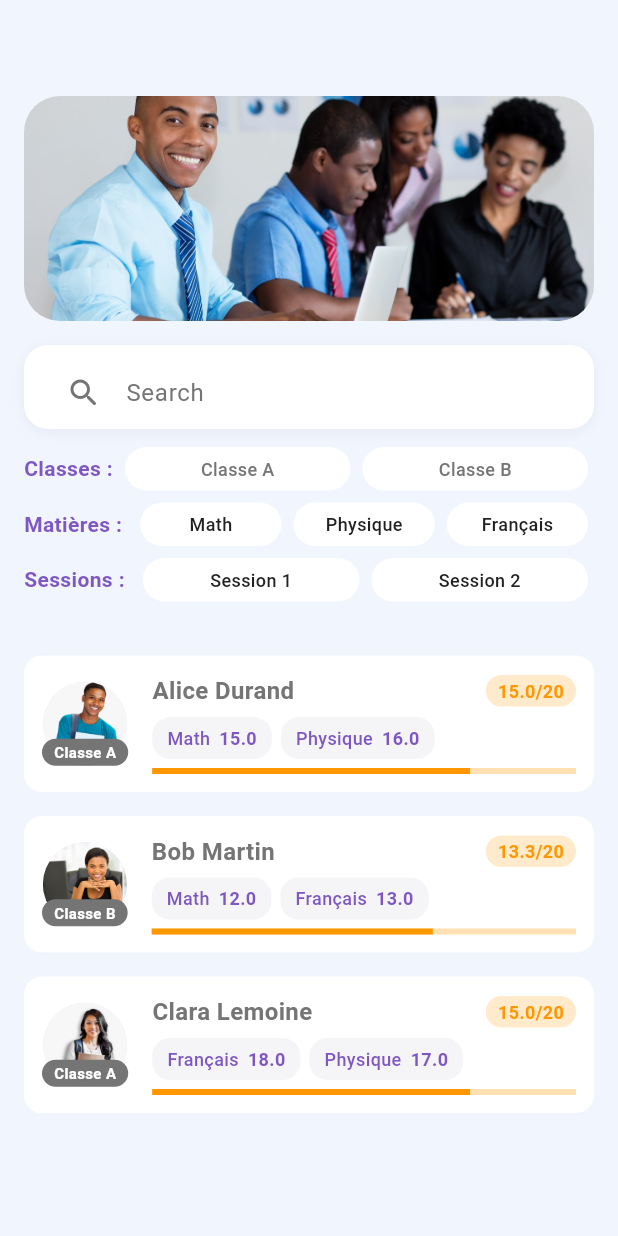
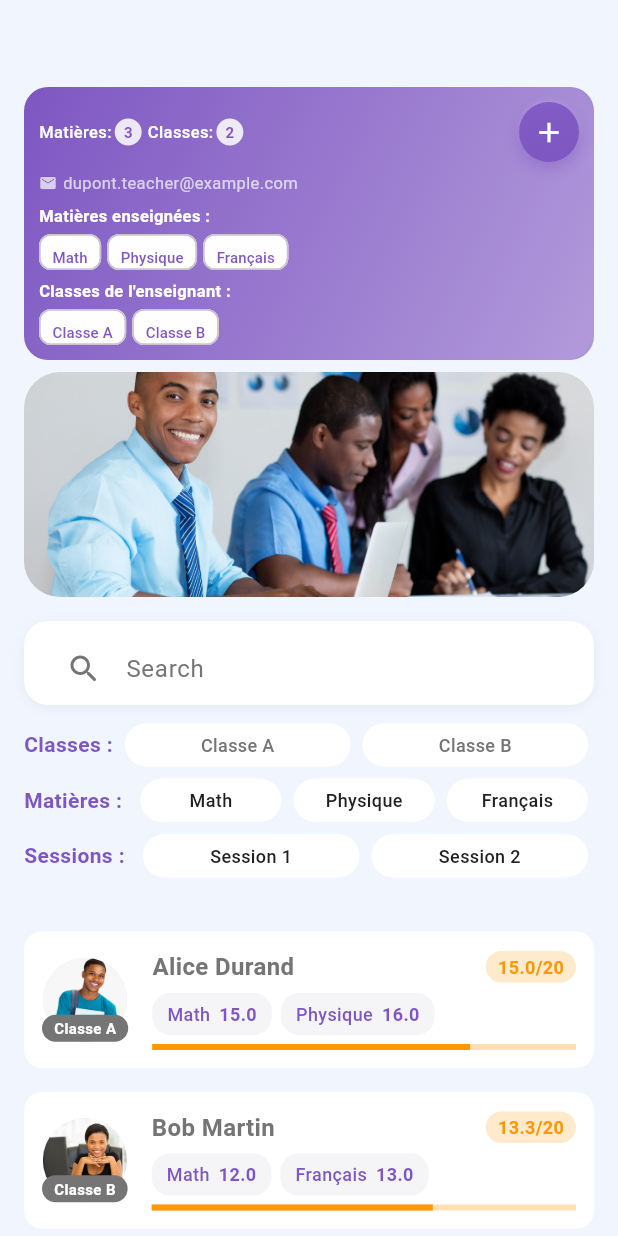
Before and after one commit to kteken10/flutter_school_app, a Flutter app: the NoteScreen screen opened directly, on a phone screen of 412 x 824 dp. Run offline on Flutter 3.47's test engine with Material 3 defaults, Android fonts, the phone set to English and light mode, and no system bars; our stand-ins replace cloud_firestore, file_picker, firebase_auth, firebase_core, firebase_storage, salomon_bottom_bar and 1 more; missing offline and left inert: mailer; accounts and stored records are empty; network calls fail.

Commit message:
update all

```diff
--- a/lib/screens/teacher/note_screen.dart
+++ b/lib/screens/teacher/note_screen.dart
@@ -199,7 +199,13 @@ class _NoteScreenState extends State<NoteScreen> {
     }
     return gradesBySubject.keys.toList();
   }
-
+ final String name = "Mme. Dupont";
+  final String email = "dupont.teacher@example.com";
+  final String profileImageUrl = "assets/teacher_profile.png";
+  final int subjectCount = 3;
+  final int classCount = 2;
+  final List<String> subjects = ["Math", "Physique", "Français"];
+  final List<String> classes = ["Classe A", "Classe B"];
   List<double> _getGradesForStudentAndSubjects(String studentId, List<String> subjects) {
     final gradesBySubject = _studentGrades[studentId];
     if (gradesBySubject == null) return [];
@@ -247,7 +253,11 @@ class _NoteScreenState extends State<NoteScreen> {
           ? const Center(child: CircularProgressIndicator())
           : Column(
               children: [
-                  const SizedBox(height: 64),
+ const SizedBox(height: 50),
+                TeacherCard(name: name, email: email, profileImageUrl: profileImageUrl, subjectCount: subjectCount, classCount: classCount, subjects: subjects, classes: classes, onAddPressed: (){
+
+                }),
+
 
                    TeacherCardDeco(imagePaths: ['assets/registerd_school.jpg','assets/student_black.jpg']),
           const SizedBox(height: 16),
```
Also changed, not shown: lib/main.dart (+12 -12 lines), lib/screens/student/student_profile.dart (+8 -4 lines), lib/screens/teacher/profile_screen.dart (+6 -3 lines), 1 other file.
